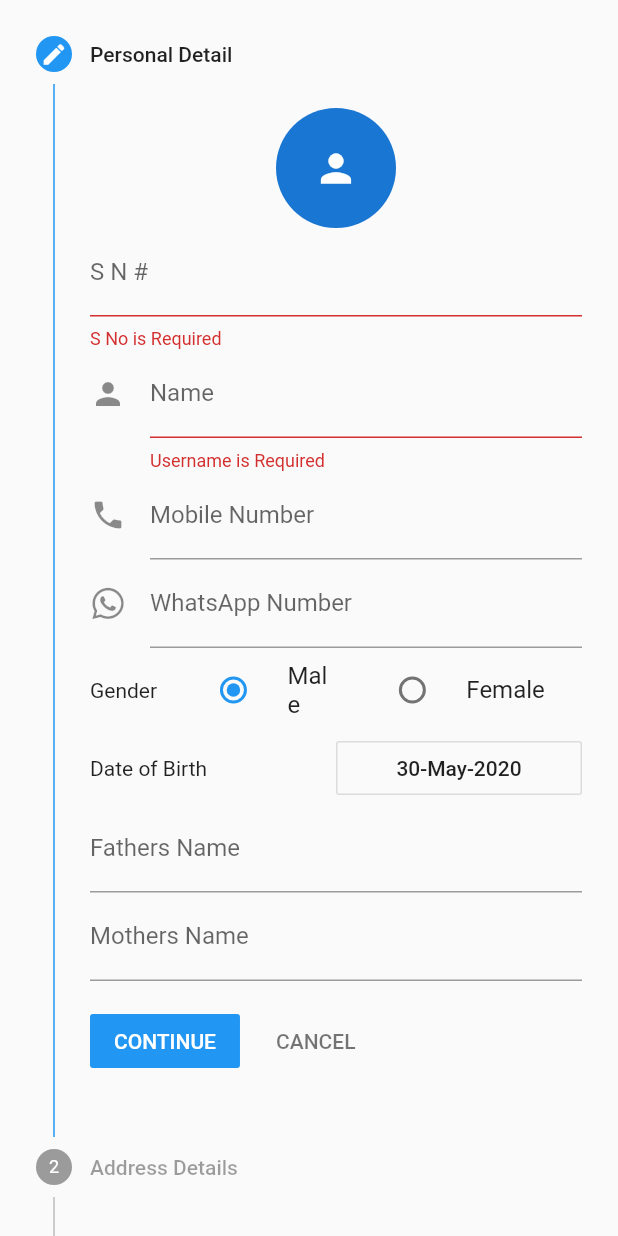
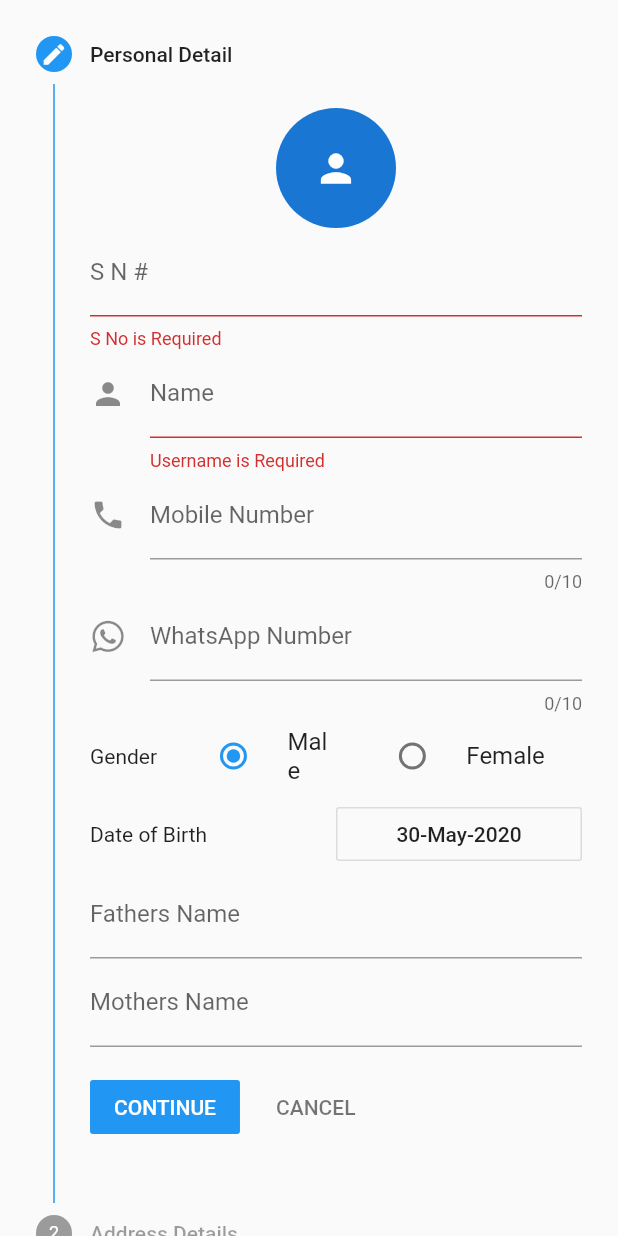
Before and after one commit to pratyushharsh/snumngo, a Flutter app: the AddPersonForm widget shown alone on an empty page, opened directly, on a phone screen of 412 x 824 dp. Run offline on Flutter 3.47's test engine with Material 2 defaults, Android fonts, the phone set to English and light mode, and no system bars; our stand-ins replace bloc, cloud_firestore, equatable, firebase_auth, firebase_storage, flutter_bloc and 4 more; accounts and stored records are empty.

```diff
--- a/lib/bloc/authentication/authentication_bloc.dart
+++ b/lib/bloc/authentication/authentication_bloc.dart
@@ -58,7 +58,7 @@ class AuthenticationBloc extends Bloc<AuthenticationEvent, AuthenticationState>
 
   Future<String> currentUser() async {
     FirebaseUser user = await _repository.getUser();
-    return await user.email;
+    return user.email;
   }
 
   Stream<AuthenticationState> _mapUpdateUserDisplayName(String displayName) async* {
--- a/lib/bloc/theme/theme_bloc.dart
+++ b/lib/bloc/theme/theme_bloc.dart
@@ -1,6 +1,5 @@
 import 'dart:async';
 import 'package:bloc/bloc.dart';
-import 'package:flutter/cupertino.dart';
 import './bloc.dart';
 
 class ThemeBloc extends Bloc<ThemeEvent, ThemeState> {
--- a/lib/bloc/theme/theme_state.dart
+++ b/lib/bloc/theme/theme_state.dart
@@ -1,4 +1,3 @@
-import 'package:equatable/equatable.dart';
 import 'package:flutter/material.dart';
 import 'package:meta/meta.dart';
 
--- a/lib/person/bloc/person_event.dart
+++ b/lib/person/bloc/person_event.dart
@@ -216,4 +216,6 @@ class UpdateOccupation extends OccupationEvent {
   UpdateOccupation(this.occupation);
 }
 
-class AddNewPerson extends PersonEvent {}
+// class AddNewPerson extends PersonEvent {}
+
+class UploadingImageAndSubmitting extends PersonEvent {}
--- a/lib/person/bloc/person_state.dart
+++ b/lib/person/bloc/person_state.dart
@@ -24,3 +24,7 @@ class AddedNewPersonState extends PersonState {
 class AddingNewPerson extends PersonState {
   AddingNewPerson(Person person) : super(person);
 }
+
+class FinalUploadAndSubmit extends PersonState {
+  FinalUploadAndSubmit(Person person) : super(person);
+}
--- a/lib/person/bloc/worker_image_event.dart
+++ b/lib/person/bloc/worker_image_event.dart
@@ -8,6 +8,8 @@ abstract class WorkerImageEvent extends Equatable {
   @override
   List<Object> get props => [];
 }
+
+class StartUploadingImages extends WorkerImageEvent{}
 
 class UploadProfileUrl extends WorkerImageEvent {
   final File profile;
@@ -35,15 +37,21 @@ class UploadAadhaarBack extends WorkerImageEvent {
 }
 
 class UploadPancard extends WorkerImageEvent {
+  final File fileUrl;
 
+  UploadPancard(this.fileUrl);
 }
 
 class UploadVoterFront extends WorkerImageEvent {
+  final File fileUrl;
 
+  UploadVoterFront(this.fileUrl);
 }
 
 class UploadVoterBack extends WorkerImageEvent {
+  final File fileUrl;
 
+  UploadVoterBack(this.fileUrl);
 }
 
 class WorkerUploadImageSuccess extends WorkerImageEvent {}
--- a/lib/person/bloc/worker_image_state.dart
+++ b/lib/person/bloc/worker_image_state.dart
@@ -58,3 +58,7 @@ class UploadImageStatus {
 class UploadImageSuccess extends WorkerImageState {
   UploadImageSuccess(UploadImageStatus uploadImageStatus) : super(uploadImageStatus);
 }
+
+class AllImageUploaded extends WorkerImageState {
+  AllImageUploaded(UploadImageStatus uploadImageStatus) : super(uploadImageStatus);
+}
--- a/lib/person/model/occupation.dart
+++ b/lib/person/model/occupation.dart
@@ -91,6 +91,7 @@ class ConstructionWorker implements Occupation {
   @override
   HashMap<String, dynamic> getMap() {
     HashMap<String, dynamic> _map = HashMap<String, dynamic>();
+
     return _map;
   }
 
@@ -130,6 +131,9 @@ class WastePicker implements Occupation {
   @override
   HashMap<String, dynamic> getMap() {
     HashMap<String, dynamic> _map = HashMap<String, dynamic>();
+    _map.putIfAbsent('wst_pkr_rgst', () => registerationId != null);
+    _map.putIfAbsent('registerstion_number', () => registerationId);
+    _map.putIfAbsent('r_u_affiliated_org', () => otherOrg);
     return _map;
   }
 
--- a/lib/person/occupation_detail.dart
+++ b/lib/person/occupation_detail.dart
@@ -14,7 +14,6 @@ class OccupationalDetail extends StatefulWidget {
 
 class _OccupationalDetailState extends State<OccupationalDetail> {
   String occupation;
-//  Occupation occp;
 
   onWelfareChange(val) {
     setState(() {
@@ -64,6 +63,10 @@ class _OccupationalDetailState extends State<OccupationalDetail> {
         children: <Widget>[
           Text(S.of(context).occupation),
           DropdownButtonFormField(
+            validator: (val) {
+              if (val == null) return 'Choose An Occupation';
+              return null;
+            },
             onChanged: (val) {
               setState(() {
                 occupation = val;
--- a/lib/person/personal_detail.dart
+++ b/lib/person/personal_detail.dart
@@ -67,20 +67,38 @@ class PersonalInfoWidget extends StatelessWidget {
               },
             ),
             TextFormField(
+              maxLength: 10,
+              inputFormatters: [
+                WhitelistingTextInputFormatter.digitsOnly
+              ],
               keyboardType: TextInputType.phone,
               decoration: InputDecoration(
                   labelText: S.of(context).mobile_num, icon: Icon(Icons.phone)),
               onChanged: (val) {
                 pb.add(UpdateMobile(val));
               },
+              validator: (value) {
+                if (value.isNotEmpty && value.length < 10)
+                  return 'Enter Valid Number';
+                return null;
+              },
             ),
             TextFormField(
+              maxLength: 10,
+              inputFormatters: [
+                WhitelistingTextInputFormatter.digitsOnly
+              ],
               keyboardType: TextInputType.phone,
               decoration: InputDecoration(
                   labelText: S.of(context).whatsapp_number,
                   icon: Icon(FontAwesome.whatsapp)),
               onChanged: (val) {
                 pb.add(UpdateWhatsapp(val));
+              },
+              validator: (value) {
+                if (value.isNotEmpty && value.length < 10)
+                  return 'Enter Valid Number';
+                return null;
               },
             ),
             Row(
@@ -193,10 +211,19 @@ class AddressWidget extends StatelessWidget {
               ),
               Expanded(
                 child: TextFormField(
+                  maxLength: 6,
+                  inputFormatters: [
+                    WhitelistingTextInputFormatter.digitsOnly
+                  ],
                   keyboardType: TextInputType.number,
                   decoration: InputDecoration(labelText: S.of(context).pincode),
                   onChanged: (val) {
                     pb.add(UpdatePincode(val));
+                  },
+                  validator: (value) {
+                    if (value.isNotEmpty && value.length < 6)
+                      return 'Not Valid Pincode';
+                    return null;
                   },
                 ),
               ),
@@ -422,10 +449,21 @@ class PanVoterWidget extends StatelessWidget {
           child: Column(
             children: <Widget>[
               TextFormField(
+                autovalidate: true,
+                textCapitalization: TextCapitalization.characters,
+                maxLength: 10,
+                inputFormatters: [
+                  WhitelistingTextInputFormatter(RegExp("[a-zA-Z0-9]")),
+                ],
                 onChanged: (val) {
                   pb.add(UpdatePanCardNo(val));
                 },
-                decoration: InputDecoration(hintText: S.of(context).pan_no),
+                decoration: InputDecoration(labelText: S.of(context).pan_no),
+                validator: (value) {
+                  if (value.isNotEmpty && !Validators.isValidPanCard(value))
+                    return 'Not Valid Pancard';
+                  return null;
+                },
               ),
               pvd.pancard != null && pvd.pancard.isNotEmpty
                   ? Container(
@@ -444,7 +482,7 @@ class PanVoterWidget extends StatelessWidget {
                 onChanged: (val) {
                   pb.add(UpdateVoteIdNo(val));
                 },
-                decoration: InputDecoration(hintText: S.of(context).voter_card),
+                decoration: InputDecoration(labelText: S.of(context).voter_card),
               ),
               pvd.voterCard != null && pvd.voterCard.isNotEmpty
                   ? Row(
@@ -556,8 +594,8 @@ class ImagePickAndCrop extends StatelessWidget {
 
   Future getImage(ImageSource imgSrc, BuildContext context) async {
     print('Opening camera');
-    var image = await ImagePicker.pickImage(source: imgSrc);
-    print(image.lengthSync());
+    var image = await ImagePicker().getImage(source: imgSrc);
+//    print(image.lengthSync());
     File croppedImage = await ImageCropper.cropImage(
       sourcePath: image.path,
 //      aspectRatioPresets: [
@@ -567,8 +605,8 @@ class ImagePickAndCrop extends StatelessWidget {
       aspectRatio: ratioX == null
           ? CropAspectRatio(ratioX: 3, ratioY: 2)
           : CropAspectRatio(ratioX: ratioX, ratioY: ratioY),
-      maxHeight: 200,
-      compressQuality: 15,
+      maxHeight: 400,
+      compressQuality: 50,
       cropStyle: CropStyle.rectangle,
     );
 //    image.deleteSync();
@@ -583,7 +621,6 @@ class ImagePickAndCrop extends StatelessWidget {
 
   @override
   Widget build(BuildContext context) {
-    print('Image url to display $imageUrl');
     bool _validUrl = imageUrl != null ? Uri.parse(imageUrl).isAbsolute : false;
 
     return Container(
```
Also changed, not shown: lib/person/add_person_form.dart (+42 -12 lines), lib/person/bloc/person_bloc.dart (+76 -29 lines), lib/person/bloc/worker_image_bloc.dart (+20 -3 lines), lib/person/view_worker.dart (+31 -1 lines), 1 other file.
